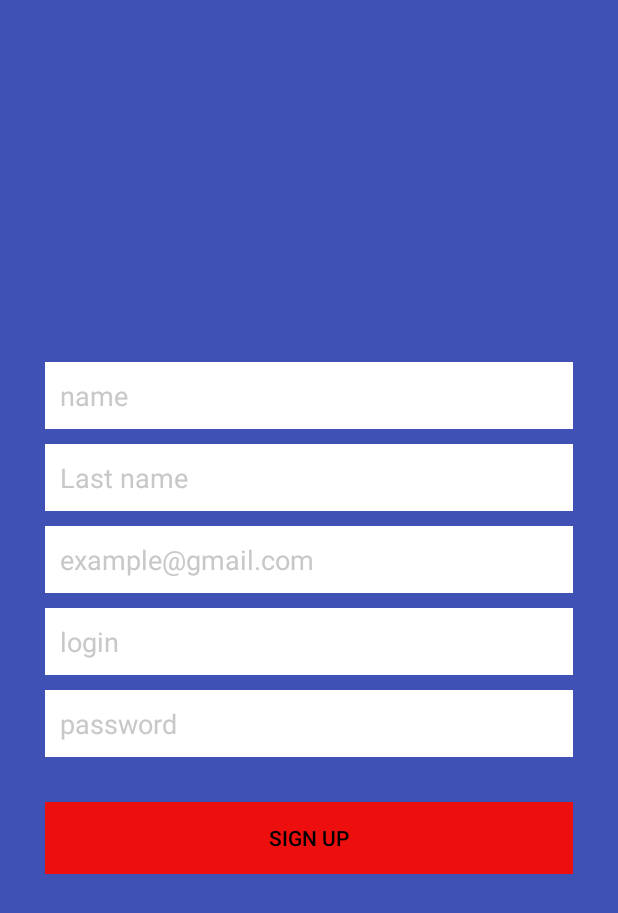
After one commit to 9vernyy/scheduleapp, an Android app: the RegisterActivity screen opened directly, with no data from a screen before it, on a phone screen of 412 x 824 dp. The commit adds this screen. Shown: the top 913 px of the screen. Run offline under Robolectric (Android 15) with nearby library versions, the phone set to English and light mode, and no system bars.

Commit message:
Added login and calendar

```diff
--- a/app/build.gradle
+++ b/app/build.gradle
@@ -24,4 +24,5 @@ dependencies {
     testCompile 'junit:junit:4.12'
     compile 'com.android.support:appcompat-v7:23.1.1'
     compile 'com.android.support:design:23.1.1'
+    compile 'com.prolificinteractive:material-calendarview:1.2.0'
 }
--- /dev/null
+++ b/app/src/main/java/com/alisher/schedule/RegisterActivity.java
@@ -0,0 +1,111 @@
+package com.alisher.schedule;
+
+import android.app.ProgressDialog;
+import android.content.Intent;
+import android.database.sqlite.SQLiteException;
+import android.os.Bundle;
+import android.support.design.widget.FloatingActionButton;
+import android.support.design.widget.Snackbar;
+import android.support.v7.app.AppCompatActivity;
+import android.support.v7.widget.Toolbar;
+import android.view.View;
+import android.widget.Button;
+import android.widget.EditText;
+import android.widget.Toast;
+
+public class RegisterActivity extends AppCompatActivity {
+
+    private static final String TAG = RegisterActivity.class.getSimpleName();
+    private Button btnRegister;
+    private Button btnLinkToLogin;
+    private EditText inputFirstName;
+    private EditText inputSecondName;
+    private EditText inputEmail;
+    private EditText inputLogin;
+    private EditText inputPassword;
+    private SessionManager session;
+    private SQLiteHandler db;
+    private ProgressDialog pDialog;
+
+    @Override
+    protected void onCreate(Bundle savedInstanceState) {
+        super.onCreate(savedInstanceState);
+        setContentView(R.layout.activity_register);
+
+        inputFirstName = (EditText) findViewById(R.id.reg_fName);
+        inputSecondName = (EditText) findViewById(R.id.reg_lName);
+        inputEmail = (EditText) findViewById(R.id.reg_email);
+        inputLogin = (EditText) findViewById(R.id.reg_login);
+        inputPassword = (EditText) findViewById(R.id.reg_password);
+        btnRegister = (Button) findViewById(R.id.btnRegister);
+        // Progress dialog
+        pDialog = new ProgressDialog(this);
+        pDialog.setCancelable(false);
+        // Session manager
+        session = new SessionManager(getApplicationContext());
+
+        // SQLite database handler
+        db = new SQLiteHandler(getApplicationContext());
+
+        // Check if user is already logged in or not
+        if (session.isLoggedIn()) {
+            // User is already logged in. Take him to main activity
+            Intent intent = new Intent(RegisterActivity.this,
+                    MainActivity.class);
+            startActivity(intent);
+            finish();
+        }
+
+        // Register Button Click event
+        btnRegister.setOnClickListener(new View.OnClickListener() {
+            public void onClick(View view) {
+                String name = inputFirstName.getText().toString().trim();
+                String surname = inputSecondName.getText().toString().trim();
+                String email = inputEmail.getText().toString().trim();
+                String login = inputLogin.getText().toString().trim();
+                String password = inputPassword.getText().toString().trim();
+
+                if (!name.isEmpty() && !surname.isEmpty() && !email.isEmpty() &&
+                        !login.isEmpty() && !password.isEmpty()) {
+                    registerUser(name, surname, email, login, password);
+                } else {
+                    Toast.makeText(getApplicationContext(),
+                            "Пожалуйста, введите данные о себе!", Toast.LENGTH_LONG)
+                            .show();
+                }
+            }
+        });
+    }
+
+    private void registerUser(final String name, final String surname,
+                              final String email, final String login, final String password) {
+
+        pDialog.setMessage("Регистрация ...");
+        showDialog();
+        try {
+            // Inserting row in users table
+            db.addUser(name, surname, email, login, password);
+            hideDialog();
+            Toast.makeText(getApplicationContext(), "Пользователь успешно зарегистрирован. Попробуйте войти!!", Toast.LENGTH_LONG).show();
+
+            // Launch login activity
+            Intent intent = new Intent(
+                    RegisterActivity.this,
+                    LoginActivity.class);
+            startActivity(intent);
+            finish();
+        } catch (SQLiteException e) {
+            e.printStackTrace();
+        }
+    }
+
+    private void showDialog() {
+        if (!pDialog.isShowing())
+            pDialog.show();
+    }
+
+    private void hideDialog() {
+        if (pDialog.isShowing())
+            pDialog.dismiss();
+    }
+}
--- /dev/null
+++ b/app/src/main/java/com/alisher/schedule/SessionManager.java
@@ -0,0 +1,46 @@
+package com.alisher.schedule;
+/**
+ * Created by Adilet on 12.04.2016.
+ */
+import android.content.Context;
+import android.content.SharedPreferences;
+import android.content.SharedPreferences.Editor;
+import android.util.Log;
+
+public class SessionManager {
+    // LogCat tag
+    private static String TAG = SessionManager.class.getSimpleName();
+    // Shared Preferences
+    SharedPreferences pref;
+
+    Editor editor;
+    Context _context;
+
+    // Shared pref mode
+    int PRIVATE_MODE = 0;
+
+    // Shared preferences file name
+    private static final String PREF_NAME = "AndroidHiveLogin";
+
+    private static final String KEY_IS_LOGGEDIN = "isLoggedIn";
+
+    public SessionManager(Context context) {
+        this._context = context;
+        pref = _context.getSharedPreferences(PREF_NAME, PRIVATE_MODE);
+        editor = pref.edit();
+    }
+
+    public void setLogin(boolean isLoggedIn) {
+
+        editor.putBoolean(KEY_IS_LOGGEDIN, isLoggedIn);
+
+        // commit changes
+        editor.commit();
+
+        Log.d(TAG, "User login session modified!");
+    }
+
+    public boolean isLoggedIn() {
+        return pref.getBoolean(KEY_IS_LOGGEDIN, false);
+    }
+}
--- /dev/null
+++ b/app/src/main/res/layout/activity_register.xml
@@ -0,0 +1,97 @@
+<?xml version="1.0" encoding="utf-8"?>
+<LinearLayout xmlns:android="http://schemas.android.com/apk/res/android"
+    android:layout_width="fill_parent"
+    android:layout_height="fill_parent"
+    android:background="@color/colorPrimary"
+    android:gravity="center"
+    android:orientation="vertical"
+    android:padding="10dp" >
+
+    <LinearLayout
+        android:layout_width="fill_parent"
+        android:layout_height="wrap_content"
+        android:layout_gravity="center"
+        android:orientation="vertical"
+        android:paddingLeft="20dp"
+        android:paddingRight="20dp" >
+
+        <EditText
+            android:id="@+id/reg_fName"
+            android:layout_width="fill_parent"
+            android:layout_height="wrap_content"
+            android:layout_marginBottom="10dp"
+            android:background="#FFF"
+            android:hint="name"
+            android:inputType="text"
+            android:padding="10dp"
+            android:singleLine="true"
+            android:textColor="#000"
+            android:textColorHint="#c9c8c8" />
+
+        <EditText
+            android:id="@+id/reg_lName"
+            android:layout_width="fill_parent"
+            android:layout_height="wrap_content"
+            android:layout_marginBottom="10dp"
+            android:background="#FFF"
+            android:hint="Last name"
+            android:inputType="text"
+            android:padding="10dp"
+            android:singleLine="true"
+            android:textColor="#000"
+            android:textColorHint="#c9c8c8" />
+        <EditText
+            android:id="@+id/reg_email"
+            android:layout_width="fill_parent"
+            android:layout_height="wrap_content"
+            android:layout_marginBottom="10dp"
+            android:background="#FFF"
+            android:hint="example@gmail.com"
+            android:inputType="textEmailAddress"
+            android:padding="10dp"
+            android:singleLine="true"
+            android:textColor="#000"
+            android:textColorHint="#c9c8c8" />
+
+        <EditText
+            android:id="@+id/reg_login"
+            android:layout_width="fill_parent"
+            android:layout_height="wrap_content"
+            android:layout_marginBottom="10dp"
+            android:background="#FFF"
+            android:hint="login"
+            android:inputType="text"
+            android:padding="10dp"
+            android:singleLine="true"
+            android:textColor="#000"
+            android:textColorHint="#c9c8c8" />
+        <EditText
+            android:id="@+id/reg_password"
+            android:layout_width="fill_parent"
+            android:layout_height="wrap_content"
+            android:layout_marginBottom="10dp"
+            android:background="#FFF"
+            android:hint="password"
+            android:inputType="textPassword"
+            android:padding="10dp"
+            android:singleLine="true"
+            android:textColor="#000"
+            android:textColorHint="#c9c8c8" />
+
+
+
+        <!-- Login Button -->
+
+        <Button
+            android:id="@+id/btnRegister"
+            android:layout_width="fill_parent"
+            android:layout_height="wrap_content"
+            android:layout_marginTop="20dip"
+            android:background="#ed0e0e"
+            android:text="Sign Up"
+            android:textColor="#000" />
+
+        <!-- Link to Login Screen -->
+    </LinearLayout>
+
+</LinearLayout>
--- a/app/src/main/res/values/strings.xml
+++ b/app/src/main/res/values/strings.xml
@@ -5,4 +5,6 @@
     <string name="navigation_drawer_close">Close navigation drawer</string>
 
     <string name="action_settings">Settings</string>
+    <string name="title_activity_login">LoginActivity</string>
+    <string name="title_activity_register">RegisterActivity</string>
 </resources>
```
Also changed, not shown: app/src/main/AndroidManifest.xml (+15 -4 lines), app/src/main/java/com/alisher/schedule/LoginActivity.java (added, +132 -0 lines), app/src/main/java/com/alisher/schedule/MainActivity.java (+45 -14 lines), app/src/main/java/com/alisher/schedule/OneDayDecorator.java (added, +42 -0 lines), app/src/main/java/com/alisher/schedule/SQLiteHandler.java (added, +107 -0 lines), app/src/main/res/layout/activity_login.xml (added, +69 -0 lines), app/src/main/res/layout/app_bar_main.xml (+0 -8 lines), app/src/main/res/layout/content_main.xml (+4 -3 lines), gradle.properties (+9 -8 lines), 10 other files.
